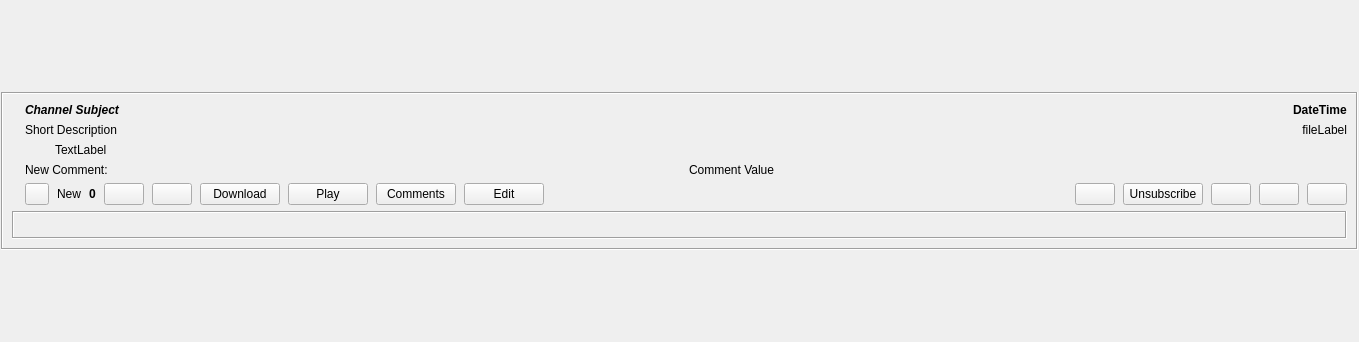
Qt form retroshare-gui/src/gui/feeds/GxsChannelPostItem.ui (RetroShare/RetroShare) before a commit.
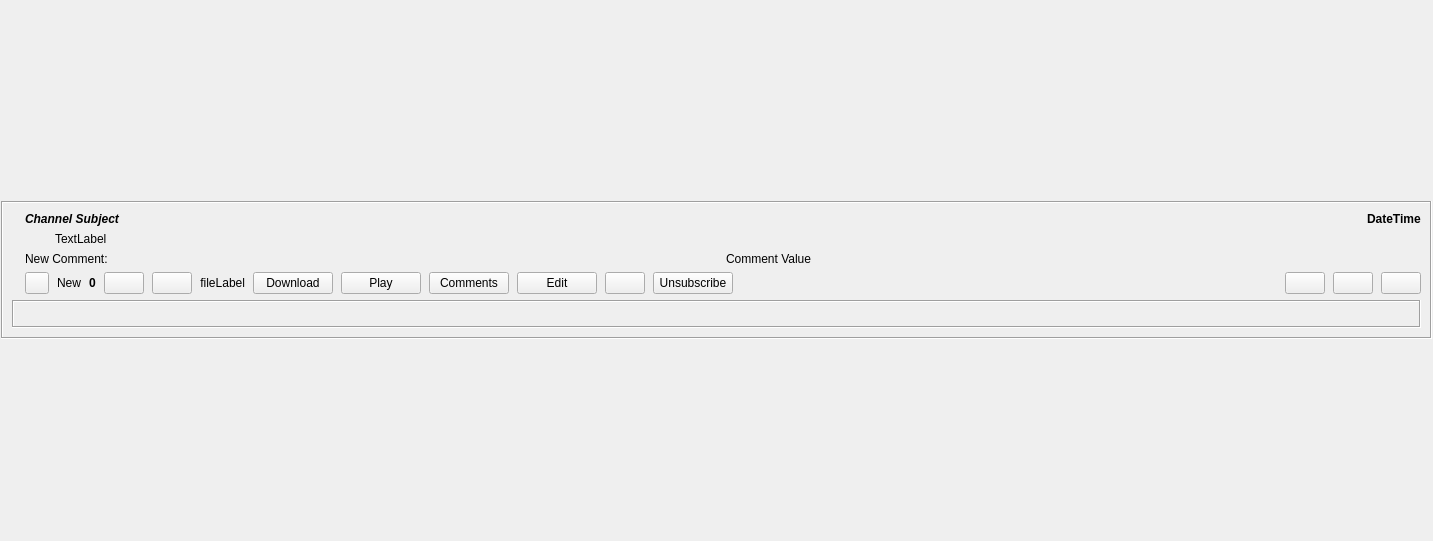
The same form after that commit. Icons and pictures are not drawn. Custom widgets are drawn as their Qt base class.

Commit message: tried to sorted out the layout of channel item

Diff of the .ui file:
```diff
--- a/retroshare-gui/src/gui/feeds/GxsChannelPostItem.ui
+++ b/retroshare-gui/src/gui/feeds/GxsChannelPostItem.ui
@@ -6,8 +6,8 @@
    <rect>
     <x>0</x>
     <y>0</y>
-    <width>1359</width>
-    <height>342</height>
+    <width>1433</width>
+    <height>541</height>
    </rect>
   </property>
   <layout class="QGridLayout" name="gxsChannelPostItem_GLayout">
@@ -50,9 +50,11 @@
       <item>
        <layout class="QHBoxLayout" name="mainTopHLayout">
         <item>
+         <layout class="QVBoxLayout" name="verticalLayout">
+          <item>
          <widget class="QLabel" name="logoLabel">
           <property name="sizePolicy">
-           <sizepolicy hsizetype="Preferred" vsizetype="Preferred">
+             <sizepolicy hsizetype="Preferred" vsizetype="Maximum">
             <horstretch>0</horstretch>
             <verstretch>0</verstretch>
            </sizepolicy>
@@ -71,6 +73,8 @@
           </property>
          </widget>
         </item>
+         </layout>
+        </item>
         <item>
          <layout class="QVBoxLayout" name="mainRTopVLayout">
           <item>
@@ -117,37 +121,7 @@
            </layout>
           </item>
           <item>
-           <layout class="QHBoxLayout" name="subjectHLayout">
-            <item>
-             <widget class="QLabel" name="subjectLabel">
-              <property name="sizePolicy">
-               <sizepolicy hsizetype="MinimumExpanding" vsizetype="Expanding">
-                <horstretch>0</horstretch>
-                <verstretch>0</verstretch>
-               </sizepolicy>
-              </property>
-              <property name="text">
-               <string notr="true">Short Description</string>
-              </property>
-              <property name="wordWrap">
-               <bool>true</bool>
-              </property>
-              <property name="openExternalLinks">
-               <bool>true</bool>
-              </property>
-             </widget>
-            </item>
-            <item>
-             <widget class="QLabel" name="filelabel">
-              <property name="text">
-               <string notr="true">fileLabel</string>
-              </property>
-              <property name="alignment">
-               <set>Qt::AlignRight|Qt::AlignTop|Qt::AlignTrailing</set>
-              </property>
-             </widget>
-            </item>
-           </layout>
+           <layout class="QHBoxLayout" name="subjectHLayout"/>
           </item>
           <item>
            <layout class="QHBoxLayout" name="warningHLayout">
@@ -282,6 +256,16 @@
               </property>
              </widget>
             </item>
+            <item>
+             <widget class="QLabel" name="filelabel">
+              <property name="text">
+               <string notr="true">fileLabel</string>
+              </property>
+              <property name="alignment">
+               <set>Qt::AlignRight|Qt::AlignTrailing|Qt::AlignVCenter</set>
+              </property>
+             </widget>
+            </item>
             <item>
              <widget class="QPushButton" name="downloadButton">
               <property name="focusPolicy">
@@ -335,19 +319,6 @@
               </property>
              </widget>
             </item>
-            <item>
-             <spacer name="horizontalSpacer">
-              <property name="orientation">
-               <enum>Qt::Horizontal</enum>
-              </property>
-              <property name="sizeHint" stdset="0">
-               <size>
-                <width>40</width>
-                <height>20</height>
-               </size>
-              </property>
-             </spacer>
-            </item>
             <item>
              <widget class="QPushButton" name="copyLinkButton">
               <property name="sizePolicy">
@@ -387,6 +358,19 @@
               </property>
              </widget>
             </item>
+            <item>
+             <spacer name="horizontalSpacer_2">
+              <property name="orientation">
+               <enum>Qt::Horizontal</enum>
+              </property>
+              <property name="sizeHint" stdset="0">
+               <size>
+                <width>40</width>
+                <height>20</height>
+               </size>
+              </property>
+             </spacer>
+            </item>
             <item>
              <widget class="QPushButton" name="expandButton">
               <property name="sizePolicy">
```
Lines whose indentation alone changed are shown as unchanged. The commit also changes 1 other file.
